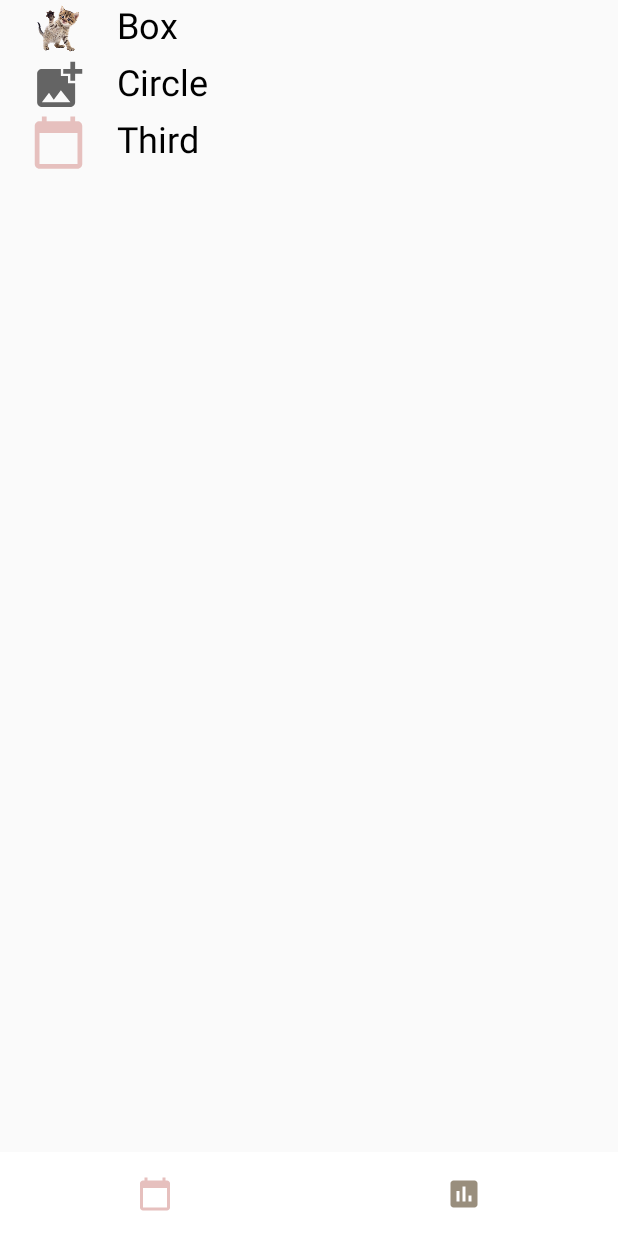
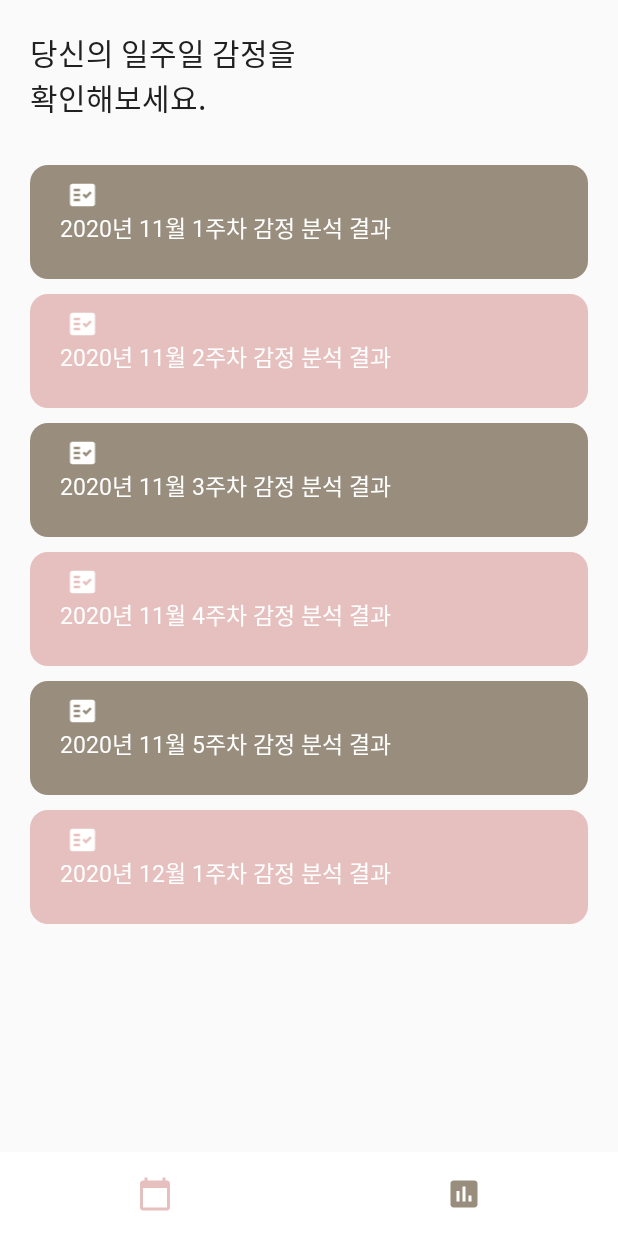
Before and after one commit to yunakim2/Mobile_Project, an Android app: the screen it shows after launch (MainActivity), after a tap on an icon or button, on a phone screen of 412 x 824 dp. Run offline under Robolectric (Android 15) with nearby library versions, the phone set to English and light mode, and no system bars; pictures from the network do not load; 5 statements that could not run were skipped; 1 other tap on this screen came first.

Commit message:
[Update] item_analysis_list View Custom + Fix error

```diff
--- /dev/null
+++ b/app/src/main/java/com/examples/mobileProject/adapter/AnalysisAdapter.java
@@ -0,0 +1,69 @@
+package com.examples.mobileProject.adapter;
+
+import android.content.Context;
+import android.graphics.Color;
+import android.view.LayoutInflater;
+import android.view.View;
+import android.view.ViewGroup;
+import android.widget.ImageView;
+import android.widget.TextView;
+
+import androidx.annotation.NonNull;
+import androidx.constraintlayout.widget.ConstraintLayout;
+import androidx.core.content.ContextCompat;
+import androidx.recyclerview.widget.RecyclerView;
+
+import com.examples.mobileProject.R;
+import com.examples.mobileProject.analysis.AnalysisData;
+
+import java.util.ArrayList;
+
+public class AnalysisAdapter extends RecyclerView.Adapter<AnalysisAdapter.AnalysisViewHolder> {
+
+    private ArrayList<AnalysisData> mList;
+    private Context context;
+
+    @NonNull
+    @Override
+    public AnalysisViewHolder onCreateViewHolder(@NonNull ViewGroup parent, int viewType) {
+        View view = LayoutInflater.from(parent.getContext()).inflate(R.layout.item_analysis_list,parent,false);
+        AnalysisViewHolder viewHolder = new AnalysisViewHolder(view);
+        return  viewHolder;
+    }
+
+    @Override
+    public void onBindViewHolder(@NonNull AnalysisViewHolder holder, int position) {
+        holder.title.setText(mList.get(position).getTitle());
+        holder.emoji.setImageDrawable(mList.get(position).getIconDrawable());
+        holder.icon.setBackground(mList.get(position).getColor());
+
+//        holder.emoji.setColorFilter(ContextCompat.getColor(context,R.color.colorGrey));
+
+    }
+
+    @Override
+    public int getItemCount() {
+        return (null!= mList? mList.size():0);
+    }
+
+    public class  AnalysisViewHolder extends RecyclerView.ViewHolder{
+        protected TextView title;
+        protected ConstraintLayout icon;
+        protected ImageView emoji;
+
+        public AnalysisViewHolder(View view) {
+            super(view);
+            this.title = view.findViewById(R.id.tvRecyclerTitle);
+            this.icon = view.findViewById(R.id.imgRecyclerIcon);
+            this.emoji = view.findViewById(R.id.imgEmoji);
+
+        }
+    }
+
+    public AnalysisAdapter(ArrayList<AnalysisData> list,Context context) {
+        this.mList = list;
+        this.context = context;
+
+    }
+
+}
--- /dev/null
+++ b/app/src/main/java/com/examples/mobileProject/analysis/AnalysisData.java
@@ -0,0 +1,43 @@
+package com.examples.mobileProject.analysis;
+
+import android.graphics.drawable.Drawable;
+
+public class AnalysisData {
+    private String title ;
+    private Drawable iconDrawable;
+    private Drawable color;
+
+    public Drawable getIconDrawable() {
+        return iconDrawable;
+    }
+
+    public void setIconDrawable(Drawable iconDrawable) {
+        this.iconDrawable = iconDrawable;
+    }
+
+    public Drawable getColor() {
+        return color;
+    }
+
+    public void setColor(Drawable color) {
+        this.color = color;
+    }
+
+    public AnalysisData(String title, Drawable iconDrawable, Drawable color) {
+        this.title = title;
+        this.iconDrawable = iconDrawable;
+        this.color = color;
+    }
+
+    public String getTitle() {
+        return title;
+    }
+
+    public void setTitle(String title) {
+        this.title = title;
+    }
+
+    public AnalysisData(String title) {
+        this.title = title;
+    }
+}
--- a/app/src/main/java/com/examples/mobileProject/analysis/AnalysisFragment.java
+++ b/app/src/main/java/com/examples/mobileProject/analysis/AnalysisFragment.java
@@ -1,11 +1,11 @@
 package com.examples.mobileProject.analysis;
 
-import android.graphics.drawable.Drawable;
+import android.annotation.SuppressLint;
 import android.os.Build;
 import android.os.Bundle;
 
-import androidx.annotation.DrawableRes;
 import androidx.annotation.Nullable;
+import androidx.annotation.RequiresApi;
 import androidx.fragment.app.Fragment;
 import androidx.recyclerview.widget.LinearLayoutManager;
 import androidx.recyclerview.widget.RecyclerView;
@@ -15,13 +15,18 @@ import android.view.View;
 import android.view.ViewGroup;
 
 import com.examples.mobileProject.R;
+import com.examples.mobileProject.adapter.AnalysisAdapter;
 
 import java.util.ArrayList;
+import java.util.Arrays;
 
+@RequiresApi(api = Build.VERSION_CODES.LOLLIPOP)
 public class AnalysisFragment extends Fragment {
     RecyclerView mRecyclerView = null ;
-    RecyclerImageTextAdapter mAdapter = null ;
-    ArrayList<RecyclerItem> mList = new ArrayList<RecyclerItem>();
+    AnalysisAdapter mAdapter = null ;
+    @SuppressLint("ResourceType")
+
+
 
     @Override
     public View onCreateView(LayoutInflater inflater, ViewGroup container,
@@ -34,29 +39,26 @@ public class AnalysisFragment extends Fragment {
     @Override
     public void onActivityCreated(@Nullable Bundle savedInstanceState) {
         super.onActivityCreated(savedInstanceState);
-        mRecyclerView = requireView().findViewById(R.id.recycler1);
-        mAdapter = new RecyclerImageTextAdapter(mList);
-        mRecyclerView.setAdapter(mAdapter);
 
-        mRecyclerView.setLayoutManager(new LinearLayoutManager(getContext())) ;
-
-        if (Build.VERSION.SDK_INT >= Build.VERSION_CODES.LOLLIPOP) {
-            addItem(requireActivity().getDrawable(R.drawable.cat),
-                    "Box");
-            addItem(requireActivity().getDrawable(R.drawable.ic_baseline_add_photo_alternate_24),
-                    "Circle");
-            addItem(requireActivity().getDrawable(R.drawable.ic_baseline_calendar_today_24),
-                    "Third");
-            mAdapter.notifyDataSetChanged() ;
-        }
+        initRecycler();
 
     }
-    public void addItem(Drawable icon, String title) {
-        RecyclerItem item = new RecyclerItem();
+    private void initRecycler() {
+        @SuppressLint("ResourceType") ArrayList<AnalysisData> analysis = new ArrayList<AnalysisData>(Arrays.asList(
+                new AnalysisData("2020년 11월 1주차",requireActivity().getDrawable(R.drawable.ic_baseline_fact_check_24),requireActivity().getDrawable(R.drawable.item_recycler_bg_brown)),
+                new  AnalysisData("2020년 11월 2주차",requireActivity().getDrawable(R.drawable.ic_baseline_fact_check_24),requireActivity().getDrawable(R.drawable.item_recycler_bg_pink)),
+                new AnalysisData("2020년 11월 3주차",requireActivity().getDrawable(R.drawable.ic_baseline_fact_check_24),requireActivity().getDrawable(R.drawable.item_recycler_bg_brown)),
+                new AnalysisData("2020년 11월 4주차",requireActivity().getDrawable(R.drawable.ic_baseline_fact_check_24),requireActivity().getDrawable(R.drawable.item_recycler_bg_pink)),
+                new AnalysisData("2020년 11월 5주차",requireActivity().getDrawable(R.drawable.ic_baseline_fact_check_24),requireActivity().getDrawable(R.drawable.item_recycler_bg_brown)),
+                new  AnalysisData("2020년 12월 1주차",requireActivity().getDrawable(R.drawable.ic_baseline_fact_check_24),requireActivity().getDrawable(R.drawable.item_recycler_bg_pink))
+        ));
+        mRecyclerView = requireView().findViewById(R.id.recycler1);
+        mAdapter = new AnalysisAdapter(analysis,getContext());
 
-        item.setIcon(icon);
-        item.setTitle(title);
+        mRecyclerView.setAdapter(mAdapter);
+        mRecyclerView.setLayoutManager(new LinearLayoutManager(getContext())) ;
+        mAdapter.notifyDataSetChanged() ;
 
-        mList.add(item);
     }
+
 }
--- a/app/src/main/java/com/examples/mobileProject/analysis/RecyclerImageTextAdapter.java
+++ /dev/null
@@ -1,61 +0,0 @@
-package com.examples.mobileProject.analysis;
-
-import android.content.Context;
-import android.view.LayoutInflater;
-import android.view.View;
-import android.view.ViewGroup;
-import android.widget.ImageSwitcher;
-import android.widget.ImageView;
-import android.widget.TextView;
-
-import androidx.recyclerview.widget.RecyclerView;
-
-import com.examples.mobileProject.R;
-
-import java.util.ArrayList;
-
-public class RecyclerImageTextAdapter extends RecyclerView.Adapter<RecyclerImageTextAdapter.ViewHolder>{
-    private ArrayList<RecyclerItem> mData = null;
-
-    RecyclerImageTextAdapter(ArrayList<RecyclerItem> list){
-        mData = list;
-    }
-    @Override
-    public RecyclerImageTextAdapter.ViewHolder onCreateViewHolder(ViewGroup parent, int viewType){
-        Context context = parent.getContext();
-        LayoutInflater inflater = (LayoutInflater) context.getSystemService(Context.LAYOUT_INFLATER_SERVICE);
-
-
-        View view = inflater.inflate(R.layout.item_analysis_list, parent, false);
-        RecyclerImageTextAdapter.ViewHolder vh = new RecyclerImageTextAdapter.ViewHolder(view);
-
-        return vh;
-    }
-    @Override
-    public void onBindViewHolder(RecyclerImageTextAdapter.ViewHolder holder, int position) {
-
-        RecyclerItem item = mData.get(position) ;
-
-        holder.icon.setImageDrawable(item.getIcon()) ;
-        holder.title.setText(item.getTitle()) ;
-    }
-
-    // getItemCount() - 전체 데이터 갯수 리턴.
-    @Override
-    public int getItemCount() {
-        return mData.size() ;
-    }
-
-    public class ViewHolder extends RecyclerView.ViewHolder {
-        ImageView icon ;
-        TextView title ;
-
-        ViewHolder(View itemView) {
-            super(itemView) ;
-
-            // 뷰 객체에 대한 참조. (hold strong reference)
-            icon = itemView.findViewById(R.id.icon) ;
-            title = itemView.findViewById(R.id.title) ;
-        }
-    }
-}
--- a/app/src/main/java/com/examples/mobileProject/analysis/RecyclerItem.java
+++ /dev/null
@@ -1,21 +0,0 @@
-package com.examples.mobileProject.analysis;
-
-import android.graphics.drawable.Drawable;
-
-public class RecyclerItem {
-    private Drawable iconDrawable;
-    private String titleStr;
-
-    public void setIcon(Drawable icon){
-        iconDrawable = icon;
-    }
-    public void setTitle(String title){
-        titleStr = title;
-    }
-    public Drawable getIcon() {
-        return this.iconDrawable ;
-    }
-    public String getTitle() {
-        return this.titleStr ;
-    }
-}
--- a/app/src/main/java/com/examples/mobileProject/main/MainActivity.java
+++ b/app/src/main/java/com/examples/mobileProject/main/MainActivity.java
@@ -1,5 +1,6 @@
 package com.examples.mobileProject.main;
 
+import androidx.annotation.RequiresApi;
 import androidx.appcompat.app.AppCompatActivity;
 import androidx.constraintlayout.widget.ConstraintLayout;
 import androidx.core.content.ContextCompat;
@@ -8,6 +9,7 @@ import androidx.fragment.app.FragmentTransaction;
 import android.content.Context;
 import android.graphics.Color;
 import android.graphics.PorterDuff;
+import android.os.Build;
 import android.os.Bundle;
 import android.view.View;
 import android.widget.FrameLayout;
@@ -25,10 +27,12 @@ public class MainActivity extends AppCompatActivity {
     ConstraintLayout clCalendar, clAnalysis;
     ImageView imgCalendar, imgAnalysis;
     FrameLayout flMain;
+    public static boolean isSelected = false;
 
     List<Menus> list = new ArrayList<Menus>();
 
     public static final int sub = 1000;
+    @RequiresApi(api = Build.VERSION_CODES.LOLLIPOP)
     @Override
     protected void onCreate(Bundle savedInstanceState) {
         super.onCreate(savedInstanceState);
@@ -53,7 +57,14 @@ public class MainActivity extends AppCompatActivity {
             menus.layout.setOnClickListener(new View.OnClickListener(){
                 @Override
                 public void onClick(View view) {
-                    changeSelected(menus.index);
+
+                    if(menus.index == 1) {
+                        changeSelected(menus.index);
+                        isSelected = true;
+                    } else {
+                        if(isSelected) changeSelected(menus.index);
+                    }
+
                 }
             });
         }
--- /dev/null
+++ b/app/src/main/res/drawable-xxhdpi/item_recycler_bg_brown.xml
@@ -0,0 +1,6 @@
+<?xml version="1.0" encoding="utf-8"?>
+<shape xmlns:android="http://schemas.android.com/apk/res/android" android:shape="rectangle">
+    <corners android:radius="12dp"/>
+    <solid
+        android:color="@color/colorBrown" />
+</shape>
--- /dev/null
+++ b/app/src/main/res/drawable/ic_baseline_fact_check_24.xml
@@ -0,0 +1,6 @@
+<vector android:height="24dp" android:tint="#FFFFFF"
+    android:viewportHeight="24" android:viewportWidth="24"
+    android:width="24dp" xmlns:android="http://schemas.android.com/apk/res/android">
+    <path android:fillColor="@android:color/white"
+        android:fillType="evenOdd" android:pathData="M20,3H4C2.9,3 2,3.9 2,5v14c0,1.1 0.9,2 2,2h16c1.1,0 2,-0.9 2,-2V5C22,3.9 21.1,3 20,3zM10,17H5v-2h5V17zM10,13H5v-2h5V13zM10,9H5V7h5V9zM14.82,15L12,12.16l1.41,-1.41l1.41,1.42L17.99,9l1.42,1.42L14.82,15z"/>
+</vector>
--- /dev/null
+++ b/app/src/main/res/drawable/item_recycler_bg_pink.xml
@@ -0,0 +1,6 @@
+<?xml version="1.0" encoding="utf-8"?>
+<shape xmlns:android="http://schemas.android.com/apk/res/android" android:shape="rectangle">
+    <corners android:radius="12dp"/>
+    <solid
+        android:color="@color/colorPrimary" />
+</shape>
--- a/app/src/main/res/layout/fragment_analysis.xml
+++ b/app/src/main/res/layout/fragment_analysis.xml
@@ -1,18 +1,38 @@
 <?xml version="1.0" encoding="utf-8"?>
-<FrameLayout xmlns:android="http://schemas.android.com/apk/res/android"
+<androidx.constraintlayout.widget.ConstraintLayout xmlns:android="http://schemas.android.com/apk/res/android"
     xmlns:tools="http://schemas.android.com/tools"
     android:layout_width="match_parent"
     android:layout_height="match_parent"
     xmlns:app="http://schemas.android.com/apk/res-auto"
     tools:context=".analysis.AnalysisFragment">
 
+
+    <TextView
+        android:layout_width="wrap_content"
+        android:layout_height="wrap_content"
+        android:textColor="@color/colorBlack"
+        android:textSize="20sp"
+        android:id="@+id/tvCalTitle"
+        android:layout_marginTop="20dp"
+        android:includeFontPadding="false"
+        android:fontFamily="@font/notosanskr_bold"
+        android:layout_marginBottom="20dp"
+        android:layout_marginLeft="20dp"
+        android:text="당신의 일주일 감정을 \n확인해보세요."
+        app:layout_constraintLeft_toLeftOf="parent"
+        app:layout_constraintTop_toTopOf="parent"
+        app:layout_constraintBottom_toTopOf="@id/recycler1"
+        />
+
+
     <androidx.recyclerview.widget.RecyclerView
         android:id="@+id/recycler1"
         android:layout_width="match_parent"
-        android:layout_height="match_parent"
+        android:layout_height="0dp"
+        app:layoutManager="androidx.recyclerview.widget.LinearLayoutManager"
         app:layout_constraintBottom_toBottomOf="parent"
         app:layout_constraintLeft_toLeftOf="parent"
         app:layout_constraintRight_toRightOf="parent"
-        app:layout_constraintTop_toTopOf="parent" />
+        app:layout_constraintTop_toBottomOf="@+id/tvCalTitle" />
 
-</FrameLayout>
+</androidx.constraintlayout.widget.ConstraintLayout>
--- a/app/src/main/res/layout/item_analysis_list.xml
+++ b/app/src/main/res/layout/item_analysis_list.xml
@@ -1,23 +1,52 @@
 <?xml version="1.0" encoding="utf-8"?>
-<androidx.constraintlayout.widget.ConstraintLayout
-    xmlns:android="http://schemas.android.com/apk/res/android" android:layout_width="match_parent"
+<androidx.constraintlayout.widget.ConstraintLayout xmlns:android="http://schemas.android.com/apk/res/android"
+    android:layout_width="match_parent"
     xmlns:app="http://schemas.android.com/apk/res-auto"
-    android:layout_height="wrap_content">
+    android:layout_height="wrap_content"
+    android:layout_marginTop="10dp"
+    android:layout_marginRight="20dp"
+    android:layout_marginLeft="20dp"
+    android:paddingVertical="10dp"
+    android:id="@+id/imgRecyclerIcon"
+    android:background="@drawable/item_recycler_bg_pink"
+    xmlns:tools="http://schemas.android.com/tools">
+
 
     <ImageView
-        android:id="@+id/icon"
-        android:layout_width="78dp"
-        android:layout_height="38dp"
+        android:layout_width="30dp"
+        android:layout_height="20dp"
+        android:id="@+id/imgEmoji"
+        app:layout_constraintBottom_toTopOf="@id/tvRecyclerTitle"
+        android:src="@drawable/happy_pink"
         app:layout_constraintLeft_toLeftOf="parent"
-        app:layout_constraintTop_toTopOf="parent" />
+        android:layout_marginLeft="20dp"/>
+
     <TextView
-        android:layout_width="0dp"
+        android:id="@+id/tvRecyclerTitle"
+        android:layout_width="wrap_content"
         android:layout_height="wrap_content"
-        android:id="@+id/title"
-        android:textSize="24dp"
-        android:textColor="#000000"
-        app:layout_constraintLeft_toRightOf="@id/icon"
-        app:layout_constraintRight_toRightOf="parent"
-        app:layout_constraintTop_toTopOf="parent"/>
+        tools:text="2020년 9월"
+        android:textSize="15sp"
+        android:includeFontPadding="false"
+        android:fontFamily="@font/notosanskr_bold"
+        android:textColor="@color/colorWhite"
+        android:layout_marginLeft="20dp"
+        app:layout_constraintVertical_bias="0.6"
+        app:layout_constraintLeft_toLeftOf="parent"
+        app:layout_constraintTop_toTopOf="parent"
+        app:layout_constraintBottom_toBottomOf="parent"/>
+
+    <TextView
+        android:layout_width="wrap_content"
+        android:layout_height="wrap_content"
+        android:text=" 감정 분석 결과"
+        android:textSize="15sp"
+        android:textColor="@color/colorWhite"
+        android:includeFontPadding="false"
+        android:fontFamily="@font/notosanskr_medium"
+        app:layout_constraintTop_toTopOf="@id/tvRecyclerTitle"
+        app:layout_constraintLeft_toRightOf="@id/tvRecyclerTitle"
+        app:layout_constraintBottom_toBottomOf="@id/tvRecyclerTitle"/>
+
 
 </androidx.constraintlayout.widget.ConstraintLayout>
--- a/build.gradle
+++ b/build.gradle
@@ -6,7 +6,7 @@ buildscript {
         jcenter()
     }
     dependencies {
-        classpath 'com.android.tools.build:gradle:4.0.0'
+        classpath 'com.android.tools.build:gradle:4.1.1'
         classpath 'de.undercouch:gradle-download-task:4.0.2'
         // NOTE: Do not place your application dependencies here; they belong
         // in the individual module build.gradle files
```
Also changed, not shown: gradle/wrapper/gradle-wrapper.properties, 169 other files.
